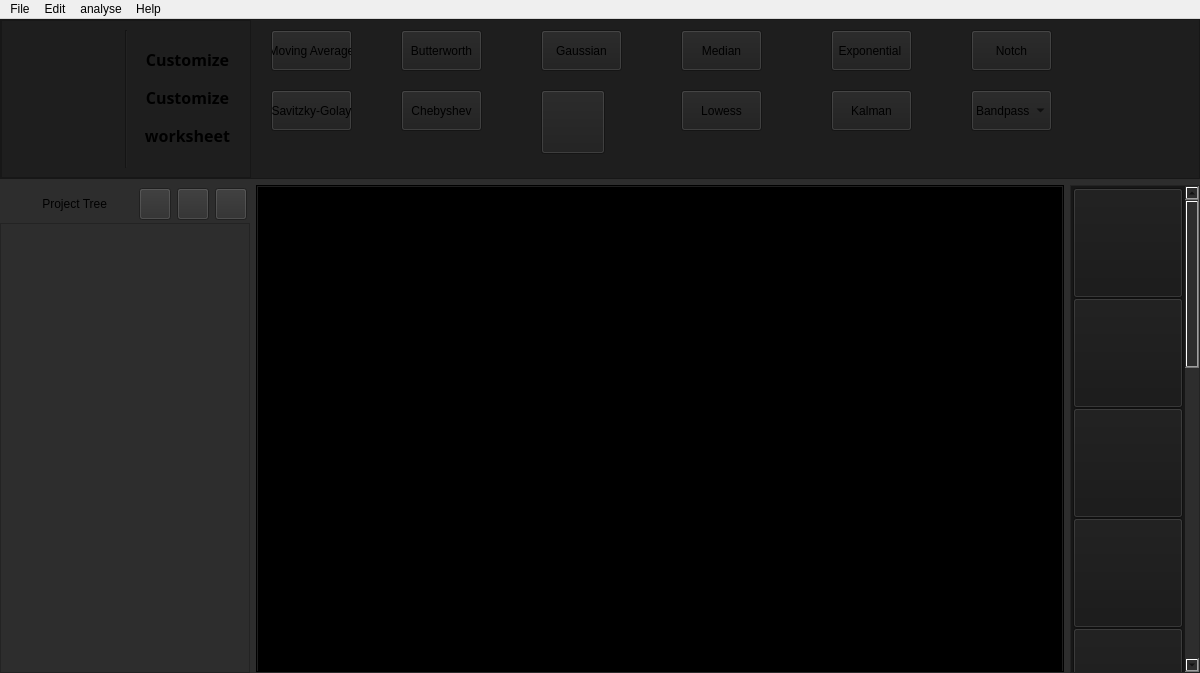
The window that form.ui (Meliani-Mehdi/Graphite_QT) describes before a commit, drawn with Qt 5.
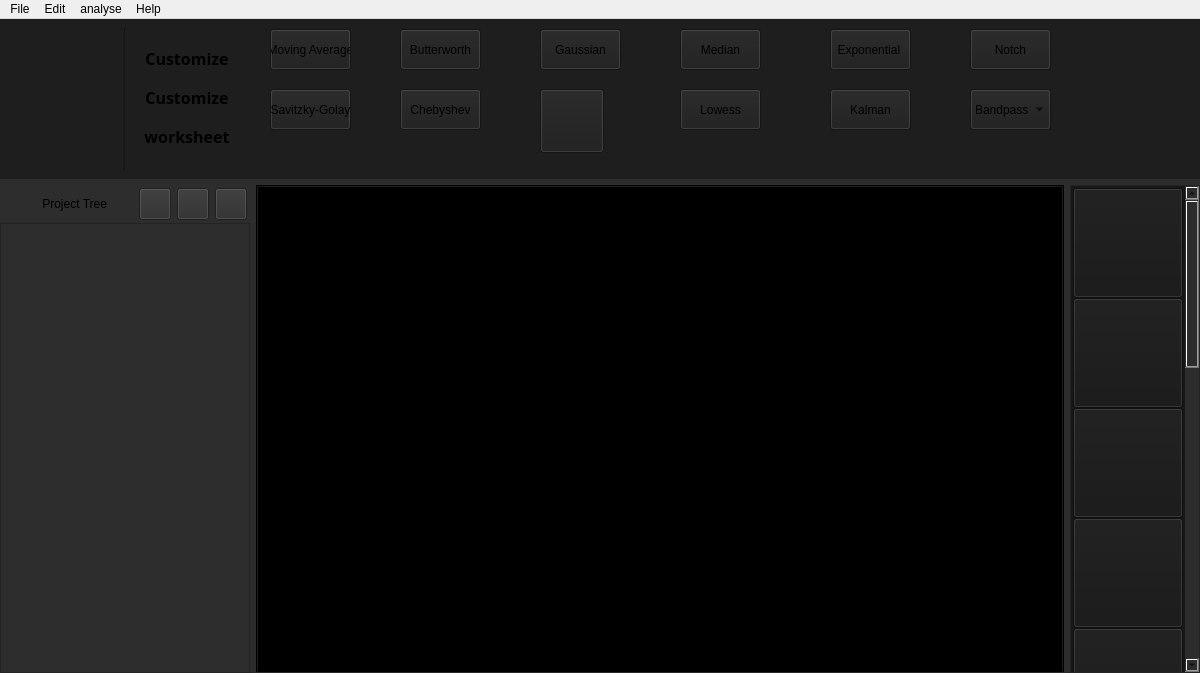
The same window after the commit. Icons and pictures are not drawn.

What changed in the file:
```diff
--- a/form.ui
+++ b/form.ui
@@ -66,10 +66,7 @@
          <string notr="true">background-color: rgb(30, 30, 30);</string>
         </property>
         <property name="frameShape">
-         <enum>QFrame::Shape::StyledPanel</enum>
-        </property>
-        <property name="frameShadow">
-         <enum>QFrame::Shadow::Raised</enum>
+         <enum>QFrame::NoFrame</enum>
         </property>
         <layout class="QHBoxLayout" name="horizontalLayout_3">
          <property name="spacing">
@@ -102,10 +99,7 @@
             </size>
            </property>
            <property name="frameShape">
-            <enum>QFrame::Shape::StyledPanel</enum>
-           </property>
-           <property name="frameShadow">
-            <enum>QFrame::Shadow::Raised</enum>
+            <enum>QFrame::NoFrame</enum>
            </property>
            <layout class="QHBoxLayout" name="horizontalLayout_4">
             <item>
@@ -116,10 +110,7 @@
 }</string>
               </property>
               <property name="frameShape">
-               <enum>QFrame::Shape::StyledPanel</enum>
-              </property>
-              <property name="frameShadow">
-               <enum>QFrame::Shadow::Raised</enum>
+               <enum>QFrame::NoFrame</enum>
               </property>
              </widget>
             </item>
@@ -138,10 +129,7 @@
 }</string>
               </property>
               <property name="frameShape">
-               <enum>QFrame::Shape::StyledPanel</enum>
-              </property>
-              <property name="frameShadow">
-               <enum>QFrame::Shadow::Raised</enum>
+               <enum>QFrame::NoFrame</enum>
               </property>
               <layout class="QVBoxLayout" name="verticalLayout_2">
                <item>
```
Left out of the diff: 27 changed lines with no effect on the pictures.
